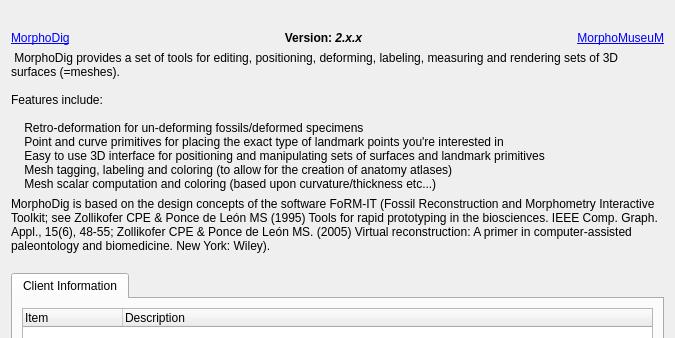
morphomuseum/MorphoDig, file MorphoDig/Qt/mqAboutDialog.ui: the form before one commit; both pictures show x 0 to 675 and y 0 to 338 of the 675 by 692 pixel window.
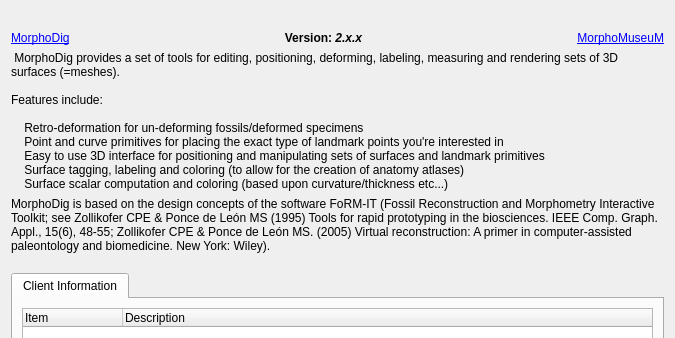
The form after the commit. Icons and pictures are not drawn.

Commit message: Small "active scalar" bug after extraction.

What changed in the file:
```diff
--- a/MorphoDig/Qt/mqAboutDialog.ui
+++ b/MorphoDig/Qt/mqAboutDialog.ui
@@ -86,8 +86,8 @@
     Retro-deformation for un-deforming fossils/deformed specimens
     Point and curve primitives for placing the exact type of landmark points you're interested in
     Easy to use 3D interface for positioning and manipulating sets of surfaces and landmark primitives
-    Mesh tagging, labeling and coloring (to allow for the creation of anatomy atlases)
-    Mesh scalar computation and coloring (based upon curvature/thickness etc...) </string>
+    Surface tagging, labeling and coloring (to allow for the creation of anatomy atlases)
+    Surface scalar computation and coloring (based upon curvature/thickness etc...) </string>
      </property>
      <property name="wordWrap">
       <bool>true</bool>
```
The commit also changes 5 other files.
